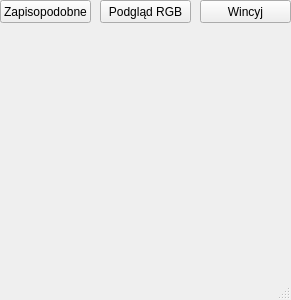
The window that edycja_obrazow/mainwindow.ui (hankav21/edytor_obrazow) describes before a commit, drawn with Qt 5.
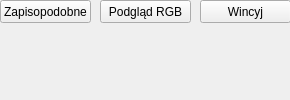
The same window after the commit.

```diff
--- a/edycja_obrazow/mainwindow.ui
+++ b/edycja_obrazow/mainwindow.ui
@@ -6,8 +6,8 @@
    <rect>
     <x>0</x>
     <y>0</y>
-    <width>291</width>
-    <height>300</height>
+    <width>290</width>
+    <height>100</height>
    </rect>
   </property>
   <property name="minimumSize">
@@ -60,7 +60,6 @@
     </property>
    </widget>
   </widget>
-  <widget class="QStatusBar" name="statusBar"/>
  </widget>
  <layoutdefault spacing="6" margin="11"/>
  <resources/>
```
